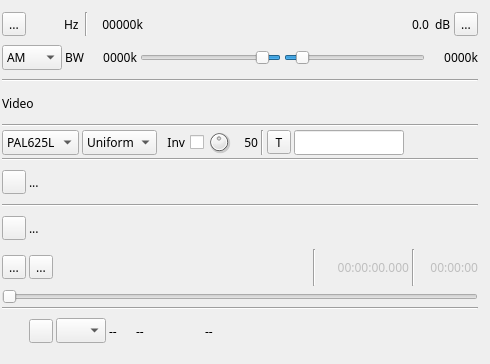
f4exb/sdrangel, file plugins/channeltx/modatv/atvmodgui.ui: the form before one commit.
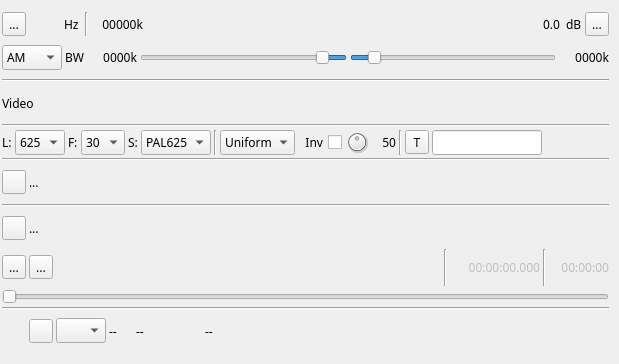
The form after the commit. Icons and pictures are not drawn. Custom widgets are drawn as their Qt base class.

Commit message: ATV Modulator: implemented independent number of lines and FPS settings

The edit to the form file:
```diff
--- a/plugins/channeltx/modatv/atvmodgui.ui
+++ b/plugins/channeltx/modatv/atvmodgui.ui
@@ -6,7 +6,7 @@
    <rect>
     <x>0</x>
     <y>0</y>
-    <width>490</width>
+    <width>619</width>
     <height>364</height>
    </rect>
   </property>
@@ -39,7 +39,7 @@
     <rect>
      <x>0</x>
      <y>10</y>
-     <width>480</width>
+     <width>611</width>
      <height>341</height>
     </rect>
    </property>
@@ -390,14 +390,102 @@
     </item>
     <item>
      <layout class="QHBoxLayout" name="recordFileSelectLayout">
+      <item>
+       <widget class="QLabel" name="nbLinesLabel">
+        <property name="text">
+         <string>L:</string>
+        </property>
+       </widget>
+      </item>
+      <item>
+       <widget class="QComboBox" name="nbLines">
+        <property name="maximumSize">
+         <size>
+          <width>50</width>
+          <height>16777215</height>
+         </size>
+        </property>
+        <property name="toolTip">
+         <string>Lines per full frame</string>
+        </property>
+        <item>
+         <property name="text">
+          <string>625</string>
+         </property>
+        </item>
+        <item>
+         <property name="text">
+          <string>525</string>
+         </property>
+        </item>
+        <item>
+         <property name="text">
+          <string>405</string>
+         </property>
+        </item>
+       </widget>
+      </item>
+      <item>
+       <widget class="QLabel" name="fpsLabel">
+        <property name="text">
+         <string>F:</string>
+        </property>
+       </widget>
+      </item>
+      <item>
+       <widget class="QComboBox" name="fps">
+        <property name="maximumSize">
+         <size>
+          <width>45</width>
+          <height>16777215</height>
+         </size>
+        </property>
+        <property name="toolTip">
+         <string>Frames per second</string>
+        </property>
+        <item>
+         <property name="text">
+          <string>30</string>
+         </property>
+        </item>
+        <item>
+         <property name="text">
+          <string>25</string>
+         </property>
+        </item>
+        <item>
+         <property name="text">
+          <string>20</string>
+         </property>
+        </item>
+        <item>
+         <property name="text">
+          <string>16</string>
+         </property>
+        </item>
+       </widget>
+      </item>
+      <item>
+       <widget class="QLabel" name="standardLabel">
+        <property name="text">
+         <string>S:</string>
+        </property>
+       </widget>
+      </item>
       <item>
        <widget class="QComboBox" name="standard">
+        <property name="maximumSize">
+         <size>
+          <width>70</width>
+          <height>16777215</height>
+         </size>
+        </property>
         <property name="toolTip">
          <string>TV standard</string>
         </property>
         <item>
          <property name="text">
-          <string>PAL625L</string>
+          <string>PAL625</string>
          </property>
         </item>
         <item>
@@ -417,6 +505,13 @@
         </item>
        </widget>
       </item>
+      <item>
+       <widget class="Line" name="line_8">
+        <property name="orientation">
+         <enum>Qt::Vertical</enum>
+        </property>
+       </widget>
+      </item>
       <item>
        <widget class="QComboBox" name="inputSelect">
         <property name="toolTip">
```
Left out of the diff: 9 changed lines with no effect on the pictures. The commit also changes 4 other files.
